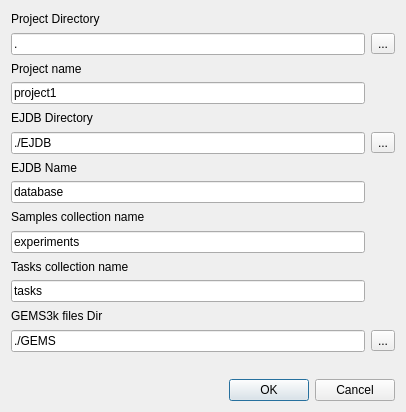
Before: the Qt Designer form gfshell2/dialogs/ProjectSettingsDialog.ui in gemshub/gemsfits, drawn with Qt 5.
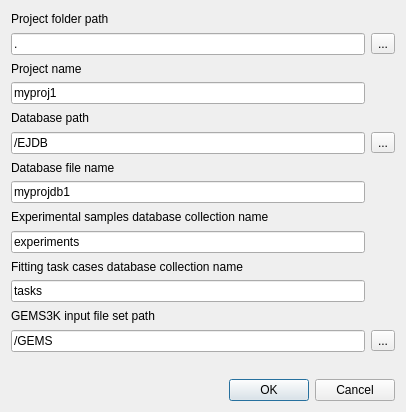
After: the same form once the commit is applied.

Commit message: Edited menu entries and formats related to project file and project config dialog.

Patch:
```diff
--- a/gfshell2/dialogs/ProjectSettingsDialog.ui
+++ b/gfshell2/dialogs/ProjectSettingsDialog.ui
@@ -17,7 +17,7 @@
    <item row="0" column="0">
     <widget class="QLabel" name="label">
      <property name="text">
-      <string>Project Directory</string>
+      <string>Project folder path</string>
      </property>
     </widget>
    </item>
@@ -45,21 +45,21 @@
    <item row="3" column="0">
     <widget class="QLineEdit" name="projName">
      <property name="text">
-      <string>project1</string>
+      <string>myproj1</string>
      </property>
     </widget>
    </item>
    <item row="4" column="0">
     <widget class="QLabel" name="label_3">
      <property name="text">
-      <string>EJDB Directory</string>
+      <string>Database path</string>
      </property>
     </widget>
    </item>
    <item row="5" column="0">
     <widget class="QLineEdit" name="ejdbDir">
      <property name="text">
-      <string>./EJDB</string>
+      <string>/EJDB</string>
      </property>
     </widget>
    </item>
@@ -73,21 +73,21 @@
    <item row="6" column="0">
     <widget class="QLabel" name="label_4">
      <property name="text">
-      <string>EJDB Name</string>
+      <string>Database file name</string>
      </property>
     </widget>
    </item>
    <item row="7" column="0">
     <widget class="QLineEdit" name="ejdbName">
      <property name="text">
-      <string>database</string>
+      <string>myprojdb1</string>
      </property>
     </widget>
    </item>
    <item row="8" column="0">
     <widget class="QLabel" name="label_5">
      <property name="text">
-      <string>Samples collection name</string>
+      <string>Experimental samples database collection name</string>
      </property>
     </widget>
    </item>
@@ -101,7 +101,7 @@
    <item row="10" column="0">
     <widget class="QLabel" name="label_6">
      <property name="text">
-      <string>Tasks collection name</string>
+      <string>Fitting task cases database collection name</string>
      </property>
     </widget>
    </item>
@@ -115,14 +115,14 @@
    <item row="12" column="0">
     <widget class="QLabel" name="label_7">
      <property name="text">
-      <string>GEMS3k files Dir</string>
+      <string>GEMS3K input file set path</string>
      </property>
     </widget>
    </item>
    <item row="13" column="0">
     <widget class="QLineEdit" name="gemsDir">
      <property name="text">
-      <string>./GEMS</string>
+      <string>/GEMS</string>
      </property>
     </widget>
    </item>
```
Left out of the diff: 4 changed lines with no effect on the pictures. The commit also changes 6 other files.
